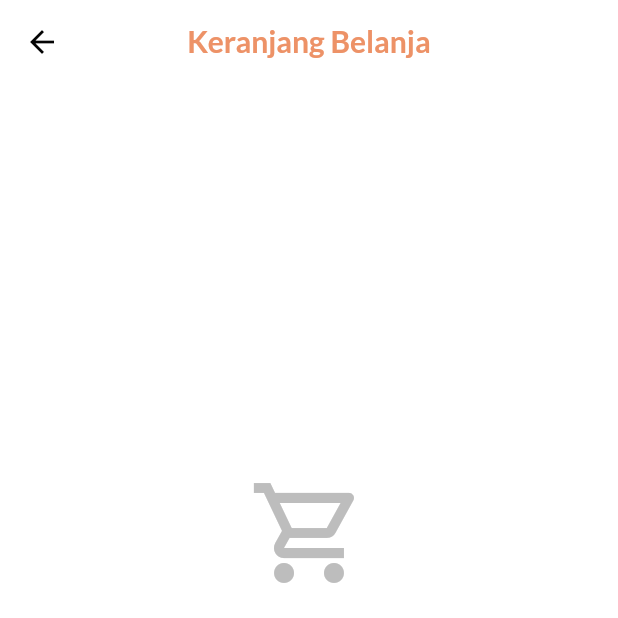
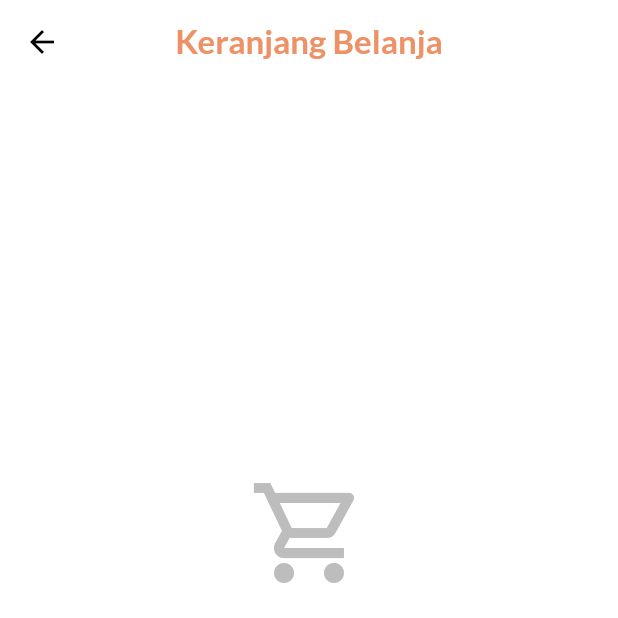
Before and after one commit to TA-Klinik-Aesthetic/mobile_app_klinik, a Flutter app: the HomeScreen screen opened by its route, item 2 of the bottom bar chosen, after a tap on the "shopping cart" icon, on a phone screen of 412 x 824 dp, the top half of it. Run offline on Flutter 3.47's test engine with Material 3 defaults, Android fonts, the phone set to English and light mode, and no system bars; drawn by our look-alikes of persistent_bottom_nav_bar; our stand-ins replace cached_network_image, connectivity_plus, equatable, flutter_svg, image_picker, package_info_plus and 3 more; accounts and stored records are empty; network calls fail; project files that could hold a hidden picture were left out.

Commit message:
fix UI font size problem

```diff
--- a/lib/presentation/booking_screen/detail_booking_treatment_screen.dart
+++ b/lib/presentation/booking_screen/detail_booking_treatment_screen.dart
@@ -598,6 +598,7 @@ class _DetailBookingTreatmentScreenState extends State<DetailBookingTreatmentScr
           'Ringkasan Booking',
           style: TextStyle(
             fontWeight: FontWeight.bold,
+            fontSize: 22,
           ),
         ),
         backgroundColor: appTheme.whiteA700,
--- a/lib/presentation/home_screen/home_screen.dart
+++ b/lib/presentation/home_screen/home_screen.dart
@@ -30,7 +30,7 @@ class _HomeScreenState extends State<HomeScreen> with WidgetsBindingObserver {
     // This would typically come from an API call
     // For now, we'll simulate with a fake count
     setState(() {
-      _notificationCount = 5; // Example count - replace with actual API data
+      _notificationCount = 0; // Example count - replace with actual API data
     });
   }
 
--- a/lib/presentation/product_screen/purchase_product_screen.dart
+++ b/lib/presentation/product_screen/purchase_product_screen.dart
@@ -458,7 +458,7 @@ class _PurchaseProductScreenState extends State<PurchaseProductScreen> {
           'Detail Pembelian',
           style: TextStyle(
             color: appTheme.orange200,
-            fontSize: 24,
+            fontSize: 22,
             fontWeight: FontWeight.bold,
           ),
         ),
```
Also changed, not shown: lib/presentation/product_screen/purchase_cart_screen.dart (+6 -4 lines).
